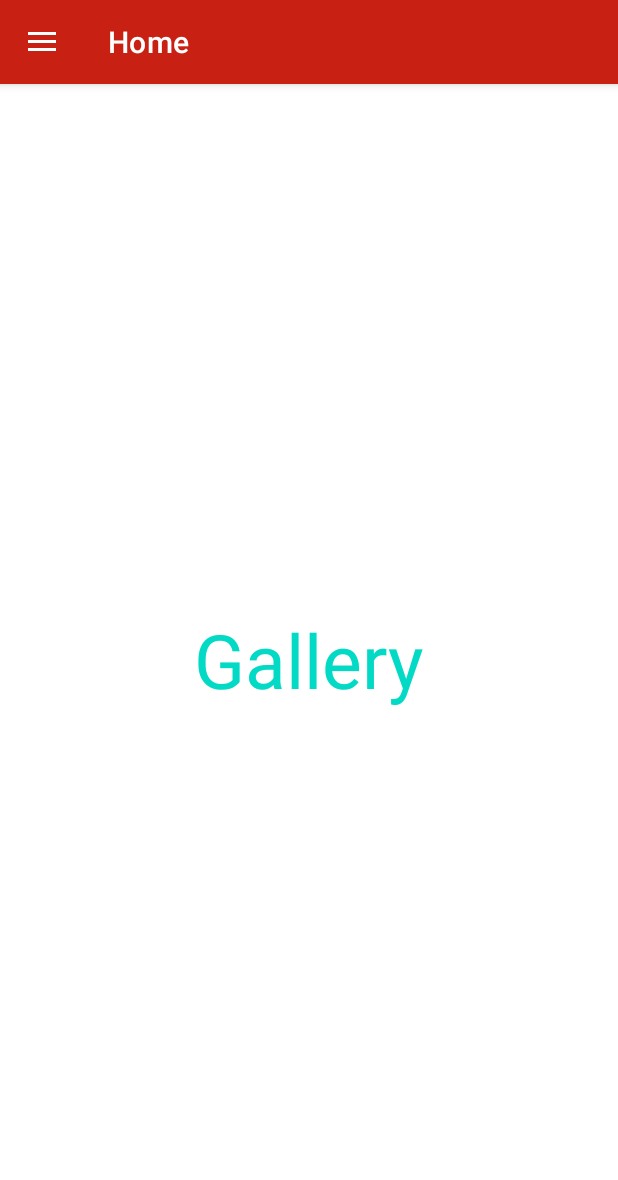
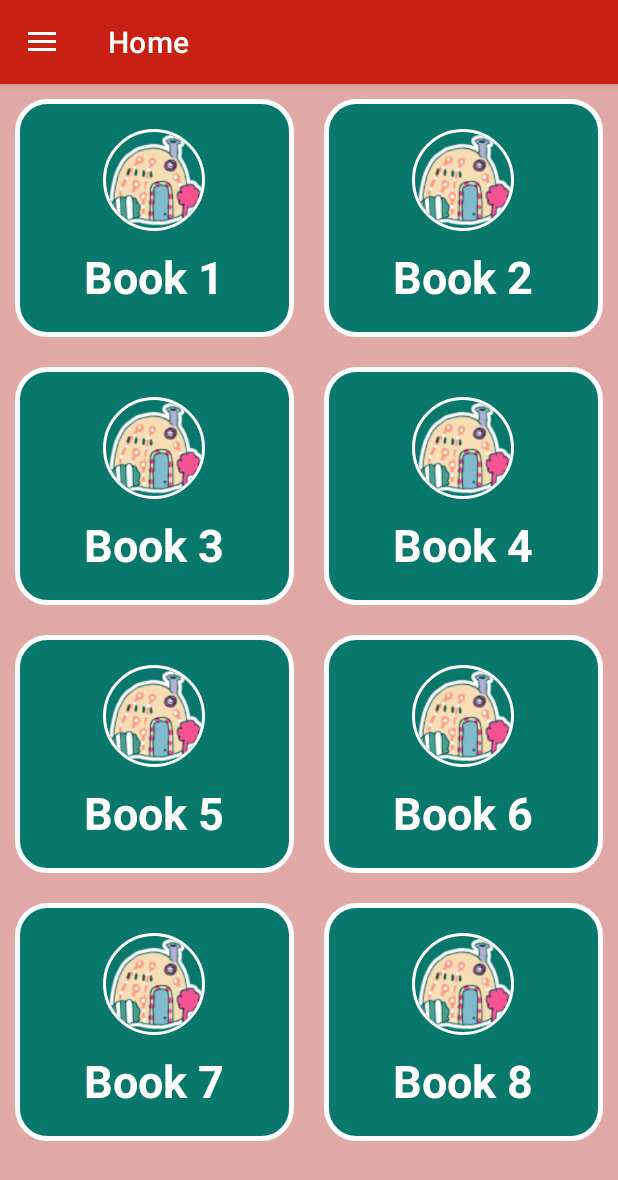
Before and after one commit to AR1610/MyAppInternship, an Android app: the fragment GalleryFragment placed in its activity, on a phone screen of 412 x 824 dp. Shown: the top 1180 px of the screen. Run offline under Robolectric (Android 15) with nearby library versions, the phone set to English and light mode, and no system bars; our stand-ins replace CircleImageView.

Commit message:
Listview with BaseAdapter in Fragment , Gridview with BaseAdapter in Fragment, Bottom Navigation.

```diff
--- a/app/src/main/AndroidManifest.xml
+++ b/app/src/main/AndroidManifest.xml
@@ -14,6 +14,9 @@
         android:roundIcon="@mipmap/ic_launcher_round"
         android:supportsRtl="true"
         android:theme="@style/Theme.MyAppInternship">
+        <activity
+            android:name=".activity.BottomHomeActivity"
+            android:exported="true" />
         <activity
             android:name=".activity.SpinnerActivity"
             android:exported="true" />
--- a/app/src/main/java/com/myappinternship/activity/SplashActivity.java
+++ b/app/src/main/java/com/myappinternship/activity/SplashActivity.java
@@ -22,7 +22,7 @@ public class SplashActivity extends AppCompatActivity {
     new Handler().postDelayed(new Runnable() {
         @Override
         public void run() {
-            Intent i = new Intent(SplashActivity.this,NavHomeActivity.class);
+            Intent i = new Intent(SplashActivity.this,BottomHomeActivity.class);
             startActivity(i);
             finish();
         }
--- a/app/src/main/java/com/myappinternship/BookAdapter.java
+++ b/app/src/main/java/com/myappinternship/adapters/BookAdapter.java
@@ -1,4 +1,4 @@
-package com.myappinternship;
+package com.myappinternship.adapters;
 
 import android.content.Context;
 import android.view.LayoutInflater;
@@ -8,6 +8,7 @@ import android.widget.BaseAdapter;
 import android.widget.ImageView;
 import android.widget.TextView;
 
+import com.myappinternship.R;
 import com.myappinternship.fragments.HomeFragment;
 import com.myappinternship.models.BookModel;
 
--- /dev/null
+++ b/app/src/main/java/com/myappinternship/adapters/GridViewAdapter.java
@@ -0,0 +1,56 @@
+package com.myappinternship.adapters;
+
+import android.content.Context;
+import android.view.LayoutInflater;
+import android.view.View;
+import android.view.ViewGroup;
+import android.widget.BaseAdapter;
+import android.widget.TextView;
+
+import com.myappinternship.R;
+import com.myappinternship.models.BookModel;
+
+import java.util.ArrayList;
+
+import de.hdodenhof.circleimageview.CircleImageView;
+
+public class GridViewAdapter extends BaseAdapter {
+    Context context;
+    ArrayList<BookModel> bookModelArrayList;
+
+    public GridViewAdapter(Context context, ArrayList<BookModel> bookModelArrayList) {
+
+        this.context = context;
+        this.bookModelArrayList = bookModelArrayList;
+
+    }
+
+    @Override
+    public int getCount() {
+        return bookModelArrayList.size();
+    }
+
+    @Override
+    public Object getItem(int position) {
+        return bookModelArrayList.get(position);
+    }
+
+    @Override
+    public long getItemId(int position) {
+        return position;
+    }
+
+    @Override
+    public View getView(int position, View convertView, ViewGroup parent) {
+        LayoutInflater layoutInflater = (LayoutInflater)context.getSystemService(Context.LAYOUT_INFLATER_SERVICE);
+        convertView = layoutInflater.inflate(R.layout.raw_grid, null);
+
+        CircleImageView imgBook = convertView.findViewById(R.id.img_book);
+        TextView tvBook = convertView.findViewById(R.id.tv_book);
+        imgBook.setImageResource(bookModelArrayList.get(position).getImgBook());
+        tvBook.setText(bookModelArrayList.get(position).getStrBook());
+
+
+        return convertView;
+    }
+}
--- a/app/src/main/java/com/myappinternship/fragments/GalleryFragment.java
+++ b/app/src/main/java/com/myappinternship/fragments/GalleryFragment.java
@@ -9,15 +9,40 @@ import androidx.fragment.app.Fragment;
 import android.view.LayoutInflater;
 import android.view.View;
 import android.view.ViewGroup;
+import android.widget.GridView;
 
+import com.myappinternship.adapters.BookAdapter;
 import com.myappinternship.R;
+import com.myappinternship.adapters.GridViewAdapter;
+import com.myappinternship.models.BookModel;
+
+import java.util.ArrayList;
 
 public class GalleryFragment extends Fragment {
+
+    GridView gridView;
+    String strBook[] = {"Book 1", "Book 2", "Book 3", "Book 4", "Book 5", "Book 6", "Book 7", "Book 8"};
+    int imgBook[] = {R.drawable.ic_home, R.drawable.ic_home, R.drawable.ic_home,
+            R.drawable.ic_home, R.drawable.ic_home, R.drawable.ic_home, R.drawable.ic_home, R.drawable.ic_home};
+    ArrayList<BookModel> bookModelArrayList;
 
     @Nullable
     @Override
     public View onCreateView(@NonNull LayoutInflater inflater, @Nullable ViewGroup container, @Nullable Bundle savedInstanceState) {
-        View rootview = inflater.inflate(R.layout.fragment_gallery,container,false);
+
+        View rootview = inflater.inflate(R.layout.fragment_gallery, container, false);
+        gridView = rootview.findViewById(R.id.grid_view);
+
+        bookModelArrayList = new ArrayList<BookModel>();
+        for (int i = 0; i < strBook.length; i++) {
+            BookModel bookModel = new BookModel(strBook[i], imgBook[i]);
+            bookModelArrayList.add(bookModel);
+        }
+
+
+        GridViewAdapter gridViewAdapter = new GridViewAdapter(getActivity(),bookModelArrayList);
+        gridView.setAdapter(gridViewAdapter);
+
 
         return rootview;
     }
--- a/app/src/main/java/com/myappinternship/fragments/HomeFragment.java
+++ b/app/src/main/java/com/myappinternship/fragments/HomeFragment.java
@@ -11,7 +11,7 @@ import androidx.annotation.NonNull;
 import androidx.annotation.Nullable;
 import androidx.fragment.app.Fragment;
 
-import com.myappinternship.BookAdapter;
+import com.myappinternship.adapters.BookAdapter;
 import com.myappinternship.R;
 import com.myappinternship.models.BookModel;
 
--- a/app/src/main/res/layout/fragment_gallery.xml
+++ b/app/src/main/res/layout/fragment_gallery.xml
@@ -4,16 +4,15 @@
     xmlns:tools="http://schemas.android.com/tools"
     android:layout_width="match_parent"
     android:layout_height="match_parent"
+    android:background="#E1A9A5"
     android:orientation="vertical"
-    android:gravity="center">
+    android:padding="10dp">
 
-    <TextView
-        android:id="@+id/text_home"
+    <GridView
+        android:id="@+id/grid_view"
         android:layout_width="wrap_content"
         android:layout_height="wrap_content"
-        android:text="Gallery"
-        android:textSize="50sp"
-        android:textColor="@color/teal_200"
-
-        />
+        android:horizontalSpacing="20dp"
+        android:numColumns="auto_fit"
+        android:verticalSpacing="20dp" />
 </LinearLayout>
--- /dev/null
+++ b/app/src/main/res/layout/raw_grid.xml
@@ -0,0 +1,32 @@
+<?xml version="1.0" encoding="utf-8"?>
+<LinearLayout xmlns:android="http://schemas.android.com/apk/res/android"
+    xmlns:app="http://schemas.android.com/apk/res-auto"
+    android:orientation="vertical"
+    android:layout_width="match_parent"
+    android:layout_height="match_parent"
+    android:padding="20dp"
+    android:background="@drawable/btn_bg">
+
+
+    <de.hdodenhof.circleimageview.CircleImageView
+        android:layout_width="68dp"
+        android:layout_height="68dp"
+        app:civ_border_color="#fff"
+        app:civ_border_width="2dp"
+        android:layout_gravity="center"
+        app:civ_circle_background_color="#000"
+        android:id="@+id/img_book" />
+
+
+    <TextView
+        android:layout_width="wrap_content"
+        android:layout_height="wrap_content"
+        android:id="@+id/tv_book"
+        android:text="Book"
+        android:layout_gravity="center"
+        android:textSize="30sp"
+        android:textColor="#fff"
+        android:textStyle="bold"
+        android:layout_marginTop="10dp"/>
+
+</LinearLayout>
```
Also changed, not shown: app/src/main/java/com/myappinternship/activity/BottomHomeActivity.java (added, +59 -0 lines), app/src/main/res/layout/activity_bottom_home.xml (added, +35 -0 lines), app/src/main/res/menu/bottom_menu.xml (added, +25 -0 lines).
